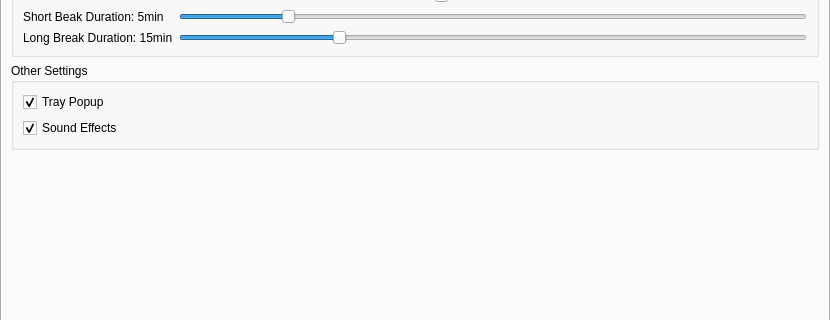
jicewarwick/ScheduleRecoder, file mainwindow.ui: the form before one commit; both pictures show x 0 to 830 and y 95 to 415 of the 830 by 600 pixel window.
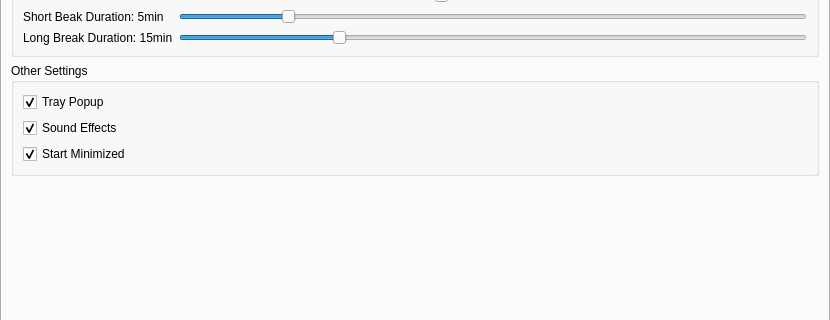
The form after the commit. The open tabs and pages were chosen to show the change. Icons and pictures are not drawn.

Commit message: start minimized

The edit to the form file:
```diff
--- a/mainwindow.ui
+++ b/mainwindow.ui
@@ -364,6 +364,16 @@
              </property>
             </widget>
            </item>
+           <item row="3" column="0">
+            <widget class="QCheckBox" name="start_minimize_checkbox">
+             <property name="text">
+              <string>Start Minimized</string>
+             </property>
+             <property name="checked">
+              <bool>true</bool>
+             </property>
+            </widget>
+           </item>
           </layout>
          </widget>
         </item>
```
Left out of the diff: 4 changed lines with no effect on the pictures. The commit also changes 4 other files.
